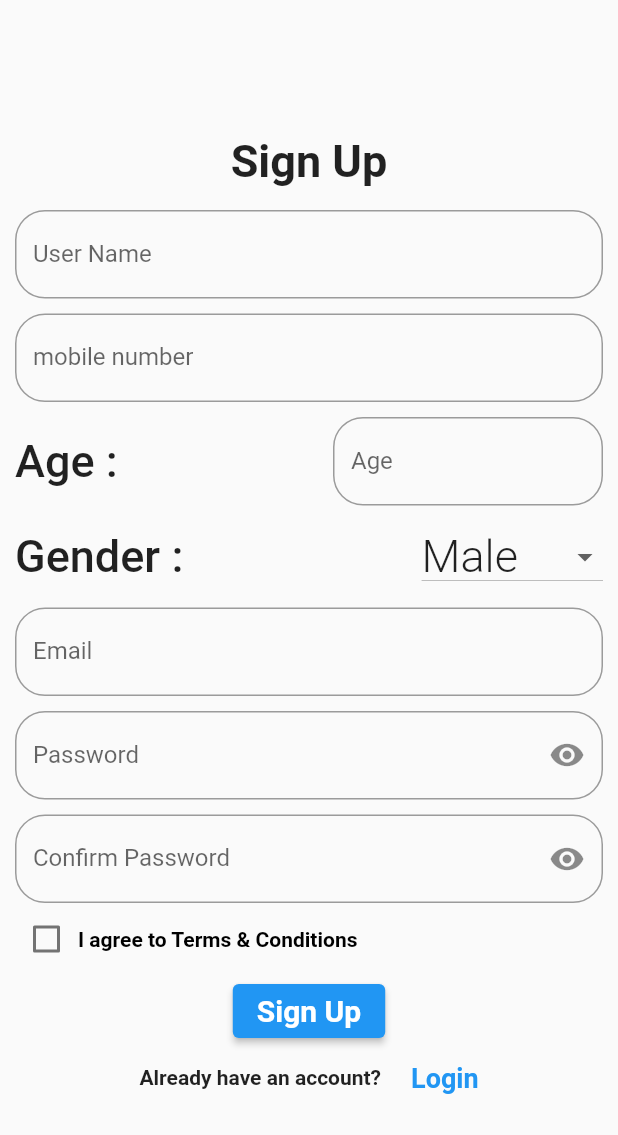
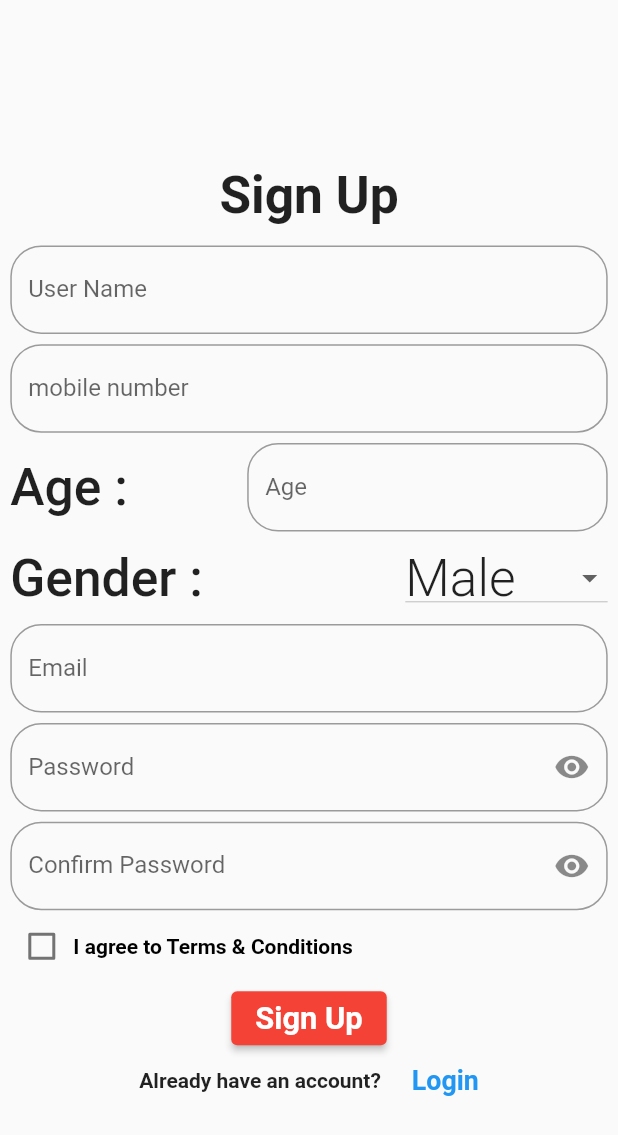
Before and after one commit to Madhu1913/careerguidancepaths_app, a Flutter app: the screen it shows after launch, after a tap on "Register", on a phone screen of 412 x 824 dp. Shown: the top 1135 px of the screen. Run offline on Flutter 3.47's test engine with Material 2 defaults, Android fonts, the phone set to English and light mode, and no system bars; our stand-ins replace animated_text_kit, curved_labeled_navigation_bar, firebase_auth, firebase_core, google_fonts, image_picker and 2 more; accounts and stored records are empty; network calls fail; Roboto replaces fonts that are missing (Alkatra).

Commit message:
modified the whole code2

```diff
--- a/lib/app/appdata.dart
+++ b/lib/app/appdata.dart
@@ -33,7 +33,6 @@ class _AppdataState extends State<Appdata> {
   @override
   Widget build(BuildContext context) {
     return Scaffold(
-
       bottomNavigationBar: CurvedNavigationBar(
           onTap: (idx) {
             setState(() {
--- a/lib/app/bottom_nav_bar_classes/homepage.dart
+++ b/lib/app/bottom_nav_bar_classes/homepage.dart
@@ -3,6 +3,7 @@ import 'package:google_fonts/google_fonts.dart';
 import 'package:sizer/sizer.dart';
 
 import 'Drawer.dart';
+
 class HomePage extends StatefulWidget {
   const HomePage({super.key});
 
@@ -17,12 +18,16 @@ class _HomePageState extends State<HomePage> {
       appBar: AppBar(
         toolbarHeight: 8.h,
         backgroundColor: Colors.red,
-        shape: RoundedRectangleBorder(borderRadius: BorderRadius.circular(30.sp)),
-        title: Text('Career Catalyst',style: GoogleFonts.varela(fontSize: 24.sp,color: Colors.white),),
+        shape:
+            RoundedRectangleBorder(borderRadius: BorderRadius.circular(30.sp)),
+        title: Text(
+          'Career Catalyst',
+          style: GoogleFonts.varela(fontSize: 24.sp, color: Colors.white),
+        ),
         leading: Builder(
           builder: (BuildContext context) {
             return IconButton(
-              icon:  Icon(
+              icon: Icon(
                 Icons.menu,
                 color: Colors.white,
                 size: 26.sp,
@@ -36,6 +41,12 @@ class _HomePageState extends State<HomePage> {
         ),
       ),
       drawer: const MyDrawer(),
+      body: Center(
+        child: Text(
+          'Have to be Designed',
+          style: GoogleFonts.varela(fontSize: 30, fontWeight: FontWeight.bold),
+        ),
+      ),
     );
   }
 }
--- a/lib/auth/login.dart
+++ b/lib/auth/login.dart
@@ -1,7 +1,9 @@
 import 'package:careerguidancepaths_app/auth/forgot_password_page.dart';
 import 'package:firebase_auth/firebase_auth.dart';
 import 'package:flutter/material.dart';
+import 'package:google_fonts/google_fonts.dart';
 import 'package:lottie/lottie.dart';
+import 'package:sizer/sizer.dart';
 
 class LoginScreen extends StatefulWidget {
   final Function()? onTap;
@@ -50,9 +52,9 @@ class _LoginScreenState extends State<LoginScreen> {
             title: Center(
                 child: Text(
               msg,
-              style: const TextStyle(
+              style:  TextStyle(
                   fontWeight: FontWeight.bold,
-                  fontSize: 18,
+                  fontSize: 13.sp,
                   color: Colors.white),
             )),
           );
@@ -68,32 +70,32 @@ class _LoginScreenState extends State<LoginScreen> {
         child: Form(
           key: _key,
           child: Padding(
-            padding: const EdgeInsets.all(10.0),
+            padding:  EdgeInsets.all(5.sp),
             child: Column(
               children: [
-                const SizedBox(
-                  height: 200,
+              SizedBox(
+                  height: 195.sp,
                 ),
-                const Center(
+                Center(
                     child: Text(
                   'Login',
-                  style: TextStyle(fontSize: 40, fontWeight: FontWeight.bold),
+                  style: TextStyle(fontSize: 35.sp, fontWeight: FontWeight.bold),
                 )),
-                const SizedBox(
-                  height: 30,
+                 SizedBox(
+                  height: 25.sp,
                 ),
                 TextFormField(
                   controller: _user,
                   validator: (val) => val!.isEmpty ? 'Enter Email' : null,
                   decoration: InputDecoration(
                       border: OutlineInputBorder(
-                          borderRadius: BorderRadius.circular(20)),
+                          borderRadius: BorderRadius.circular(15.sp)),
                       prefixIcon: const Icon(Icons.mail),
                       labelText: 'Email',
                       hintText: 'Email'),
                 ),
-                const SizedBox(
-                  height: 20,
+                 SizedBox(
+                  height: 15.sp,
                 ),
                 TextFormField(
                   controller: _pass,
@@ -101,7 +103,7 @@ class _LoginScreenState extends State<LoginScreen> {
                   obscureText: isSeen,
                   decoration: InputDecoration(
                       border: OutlineInputBorder(
-                          borderRadius: BorderRadius.circular(20)),
+                          borderRadius: BorderRadius.circular(15.sp)),
                       labelText: "Password",
                       hintText: 'Password',
                       prefixIcon: const Icon(Icons.password),
@@ -118,8 +120,8 @@ class _LoginScreenState extends State<LoginScreen> {
                           },
                           child: Icon(icn))),
                 ),
-                const SizedBox(
-                  height: 10,
+                SizedBox(
+                  height: 5.sp,
                 ),
                 Row(
                   mainAxisAlignment: MainAxisAlignment.end,
@@ -131,38 +133,32 @@ class _LoginScreenState extends State<LoginScreen> {
                             MaterialPageRoute(
                                 builder: (context) => const ForgotPasswordPage()));
                       },
-                      child: const Padding(
-                        padding: EdgeInsets.only(bottom: 8.0),
+                      child:  Padding(
+                        padding: EdgeInsets.only(bottom: 4.sp),
                         child: Text(
                           'Forgot Password? ',
                           style: TextStyle(
                               fontWeight: FontWeight.w600,
                               color: Colors.red,
-                              fontSize: 16),
+                              fontSize: 11.sp),
                         ),
                       ),
                     ),
                   ],
                 ),
-                const SizedBox(
-                  height: 10,
+                 SizedBox(
+                  height: 5.sp,
                 ),
                 ElevatedButton(
                     style: ElevatedButton.styleFrom(
-                        backgroundColor: Theme.of(context).primaryColor),
-                    onPressed: Login
-                    //     (){
-                    //   Login();
-                    //   _user.clear();
-                    //   _pass.clear();
-                    // }
-                    ,
+                        backgroundColor: Colors.red),
+                    onPressed: Login,
                     child: Text(
                       'Login',
-                      style: TextStyle(
-                          fontSize: 20,
+                      style: GoogleFonts.varela(
+                          fontSize: 15.sp,
                           fontWeight: FontWeight.bold,
-                          color: Theme.of(context).cardColor),
+                          color: Colors.white),
                     )),
                 const SizedBox(
                   height: 20,
@@ -171,17 +167,17 @@ class _LoginScreenState extends State<LoginScreen> {
                   mainAxisAlignment: MainAxisAlignment.center,
                   children: [
                     const Text('Not a Registered user?'),
-                    const SizedBox(
-                      width: 10,
+                     SizedBox(
+                      width: 5.sp,
                     ),
                     InkWell(
                         onTap: widget.onTap,
-                        child: const Text(
+                        child:  Text(
                           'Register',
                           style: TextStyle(
                               color: Colors.blue,
                               fontWeight: FontWeight.bold,
-                              fontSize: 18),
+                              fontSize: 13.sp),
                         )),
                   ],
                 )
--- a/lib/auth/signup.dart
+++ b/lib/auth/signup.dart
@@ -1,6 +1,7 @@
 import 'package:firebase_auth/firebase_auth.dart';
 import 'package:flutter/material.dart';
 import 'package:google_fonts/google_fonts.dart';
+import 'package:sizer/sizer.dart';
 
 class SignUp extends StatefulWidget {
   final Function()? onTap;
@@ -68,9 +69,9 @@ class _SignUpState extends State<SignUp> {
             title: Center(
                 child: Text(
               msg,
-              style: const TextStyle(
+              style:  TextStyle(
                   fontWeight: FontWeight.bold,
-                  fontSize: 18,
+                  fontSize: 13.sp,
                   color: Colors.white),
             )),
           );
@@ -85,19 +86,19 @@ class _SignUpState extends State<SignUp> {
         child: Form(
           key: key,
           child: Padding(
-            padding: const EdgeInsets.all(10),
+            padding:  EdgeInsets.all(5.sp),
             child: Column(
               children: [
-                const SizedBox(
-                  height: 80,
+                SizedBox(
+                  height: 75.sp,
                 ),
                 Text(
                   'Sign Up',
                   style: GoogleFonts.alkatra(
-                      fontSize: 30, fontWeight: FontWeight.bold),
+                      fontSize: 25.sp, fontWeight: FontWeight.bold),
                 ),
-                const SizedBox(
-                  height: 15,
+                SizedBox(
+                  height: 10.sp,
                 ),
                 TextFormField(
                   controller: name,
@@ -105,11 +106,11 @@ class _SignUpState extends State<SignUp> {
                   decoration: InputDecoration(
                     labelText: 'User Name',
                     border: OutlineInputBorder(
-                        borderRadius: BorderRadius.circular(20)),
+                        borderRadius: BorderRadius.circular(15.sp)),
                   ),
                 ),
-                const SizedBox(
-                  height: 10,
+                 SizedBox(
+                  height: 5.sp,
                 ),
                 TextFormField(
                   keyboardType: TextInputType.phone,
@@ -118,24 +119,24 @@ class _SignUpState extends State<SignUp> {
                   decoration: InputDecoration(
                     labelText: 'mobile number',
                     border: OutlineInputBorder(
-                        borderRadius: BorderRadius.circular(20)),
+                        borderRadius: BorderRadius.circular(15.sp)),
                   ),
                 ),
-                const SizedBox(
-                  height: 10,
+                 SizedBox(
+                  height: 5.sp,
                 ),
                 Row(
                   mainAxisAlignment: MainAxisAlignment.spaceBetween,
                   children: [
                     Container(
-                      child: const Text(
+                      child:  Text(
                         'Age :',
                         style: TextStyle(
-                            fontWeight: FontWeight.w500, fontSize: 30),
+                            fontWeight: FontWeight.w500, fontSize: 25.sp),
                       ),
                     ),
                     SizedBox(
-                      width: 180,
+                      width: 175.sp,
                       child: TextFormField(
                         controller: age,
                         // validator: (val) =>
@@ -143,23 +144,23 @@ class _SignUpState extends State<SignUp> {
                         decoration: InputDecoration(
                           labelText: 'Age',
                           border: OutlineInputBorder(
-                              borderRadius: BorderRadius.circular(20)),
+                              borderRadius: BorderRadius.circular(15.sp)),
                         ),
                       ),
                     ),
                   ],
                 ),
-                const SizedBox(
-                  height: 10,
+                 SizedBox(
+                  height: 5.sp,
                 ),
                 Row(
                   mainAxisAlignment: MainAxisAlignment.spaceBetween,
                   children: [
                     Container(
-                      child: const Text(
+                      child: Text(
                         'Gender :',
                         style: TextStyle(
-                            fontWeight: FontWeight.w500, fontSize: 30),
+                            fontWeight: FontWeight.w500, fontSize: 25.sp),
                       ),
                     ),
                     SizedBox(
@@ -167,13 +168,13 @@ class _SignUpState extends State<SignUp> {
                       child: DropdownButton(
                         onChanged: dropdowncallback,
                         value: _dropdownvalue,
-                        items: const [
+                        items: [
                           DropdownMenuItem(
                             value: 'Male',
                             child: Text(
                               'Male',
                               style: TextStyle(
-                                  fontWeight: FontWeight.w300, fontSize: 30),
+                                  fontWeight: FontWeight.w300, fontSize: 25.sp),
                             ),
                           ),
                           DropdownMenuItem(
@@ -181,7 +182,7 @@ class _SignUpState extends State<SignUp> {
                             child: Text(
                               'Female',
                               style: TextStyle(
-                                  fontWeight: FontWeight.w300, fontSize: 30),
+                                  fontWeight: FontWeight.w300, fontSize: 25.sp),
                             ),
                           ),
                         ],
@@ -189,8 +190,8 @@ class _SignUpState extends State<SignUp> {
                     ),
                   ],
                 ),
-                const SizedBox(
-                  height: 10,
+               SizedBox(
+                  height: 5.sp,
                 ),
                 TextFormField(
                   controller: mail,
@@ -198,11 +199,11 @@ class _SignUpState extends State<SignUp> {
                   decoration: InputDecoration(
                     labelText: 'Email',
                     border: OutlineInputBorder(
-                        borderRadius: BorderRadius.circular(20)),
+                        borderRadius: BorderRadius.circular(15.sp)),
                   ),
                 ),
-                const SizedBox(
-                  height: 10,
+                SizedBox(
+                  height: 5.sp,
                 ),
                 TextFormField(
                   controller: pass,
@@ -224,11 +225,11 @@ class _SignUpState extends State<SignUp> {
                         },
                         child: Icon(icn1)),
                     border: OutlineInputBorder(
-                        borderRadius: BorderRadius.circular(20)),
+                        borderRadius: BorderRadius.circular(15.sp)),
                   ),
                 ),
-                const SizedBox(
-                  height: 10,
+                SizedBox(
+                  height: 5.sp,
                 ),
                 TextFormField(
                   controller: cnfpass,
@@ -250,7 +251,7 @@ class _SignUpState extends State<SignUp> {
                         },
                         child: Icon(icn2)),
                     border: OutlineInputBorder(
-                        borderRadius: BorderRadius.circular(20)),
+                        borderRadius: BorderRadius.circular(15.sp)),
                   ),
                 ),
                 CheckboxMenuButton(
@@ -266,17 +267,17 @@ class _SignUpState extends State<SignUp> {
                     )),
                 ElevatedButton(
                     style: ElevatedButton.styleFrom(
-                        backgroundColor: Theme.of(context).primaryColor),
+                        backgroundColor:Colors.red),
                     onPressed: signup,
                     child: Text(
                       'Sign Up',
                       style: TextStyle(
-                          fontSize: 20,
+                          fontSize: 15.sp,
                           fontWeight: FontWeight.bold,
-                          color: Theme.of(context).cardColor),
+                          color: Colors.white),
                     )),
-                const SizedBox(
-                  height: 10,
+               SizedBox(
+                  height: 5.sp,
                 ),
                 Row(
                   mainAxisAlignment: MainAxisAlignment.center,
@@ -285,17 +286,17 @@ class _SignUpState extends State<SignUp> {
                       'Already have an account?',
                       style: TextStyle(fontWeight: FontWeight.w600),
                     ),
-                    const SizedBox(
-                      width: 20,
+                  SizedBox(
+                      width: 15.sp,
                     ),
                     InkWell(
                         onTap: widget.onTap,
-                        child: const Text(
+                        child: Text(
                           'Login',
                           style: TextStyle(
                               color: Colors.blue,
                               fontWeight: FontWeight.bold,
-                              fontSize: 18),
+                              fontSize: 13.sp),
                         )),
                   ],
                 )
```
